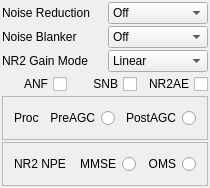
The window that Source/src/UI/noisefilterwidget.ui (zl2brg/cudaSDR-1) describes before a commit, drawn with Qt 5.
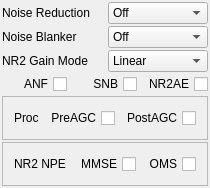
The same window after the commit.

The edit to the form file:
```diff
--- a/Source/src/UI/noisefilterwidget.ui
+++ b/Source/src/UI/noisefilterwidget.ui
@@ -179,7 +179,7 @@
        </widget>
       </item>
       <item>
-       <widget class="QRadioButton" name="preAGCRadioButton">
+       <widget class="QCheckBox" name="preAGCCheckBox">
         <property name="layoutDirection">
          <enum>Qt::RightToLeft</enum>
         </property>
@@ -189,7 +189,7 @@
        </widget>
       </item>
       <item>
-       <widget class="QRadioButton" name="postAGCRadioButton">
+       <widget class="QCheckBox" name="postAGCCheckBox">
         <property name="layoutDirection">
          <enum>Qt::RightToLeft</enum>
         </property>
@@ -218,7 +218,7 @@
        </widget>
       </item>
       <item>
-       <widget class="QRadioButton" name="mmseRadioButton">
+       <widget class="QCheckBox" name="mmseCheckBox">
         <property name="layoutDirection">
          <enum>Qt::RightToLeft</enum>
         </property>
@@ -228,10 +228,13 @@
        </widget>
       </item>
       <item>
-       <widget class="QRadioButton" name="omsRadioButton">
+       <widget class="QCheckBox" name="omsCheckBox">
         <property name="layoutDirection">
          <enum>Qt::RightToLeft</enum>
         </property>
+        <property name="styleSheet">
+         <string notr="true"/>
+        </property>
         <property name="text">
          <string>OMS</string>
         </property>
```
Left out of the diff: 12 changed lines with no effect on the pictures.
